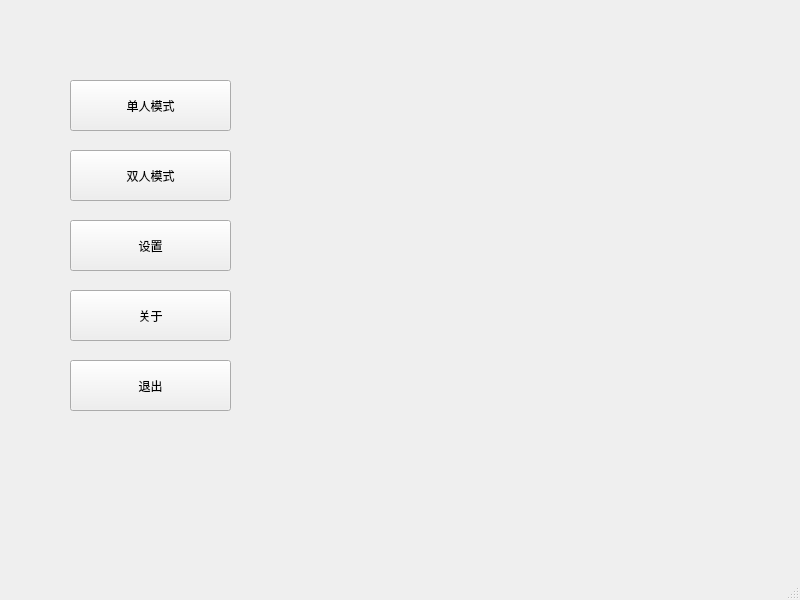
Before: the Qt Designer form linkgame.ui in hjwforever/LinkGame, drawn with Qt 5.
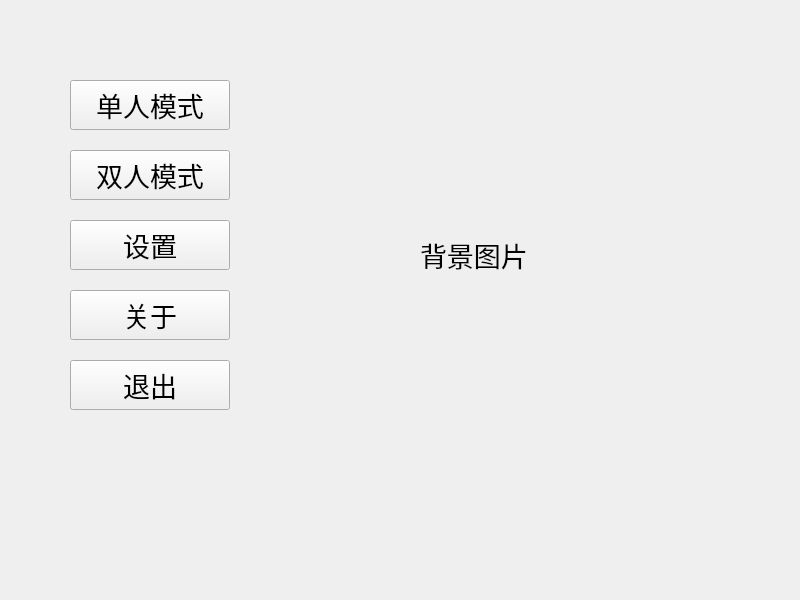
After: the same form once the commit is applied.

Commit message: 陈庆洋修改了开始界面、设置界面、游戏界面和选择难度界面的布局、字号及一部分控件大小

Diff of the .ui file:
```diff
--- a/linkgame.ui
+++ b/linkgame.ui
@@ -19,10 +19,16 @@
      <rect>
       <x>70</x>
       <y>80</y>
-      <width>161</width>
-      <height>51</height>
+      <width>160</width>
+      <height>50</height>
      </rect>
     </property>
+    <property name="font">
+     <font>
+      <family>楷体</family>
+      <pointsize>20</pointsize>
+     </font>
+    </property>
     <property name="text">
      <string>单人模式</string>
     </property>
@@ -32,10 +38,16 @@
      <rect>
       <x>70</x>
       <y>150</y>
-      <width>161</width>
-      <height>51</height>
+      <width>160</width>
+      <height>50</height>
      </rect>
     </property>
+    <property name="font">
+     <font>
+      <family>楷体</family>
+      <pointsize>20</pointsize>
+     </font>
+    </property>
     <property name="text">
      <string>双人模式</string>
     </property>
@@ -45,10 +57,16 @@
      <rect>
       <x>70</x>
       <y>220</y>
-      <width>161</width>
-      <height>51</height>
+      <width>160</width>
+      <height>50</height>
      </rect>
     </property>
+    <property name="font">
+     <font>
+      <family>楷体</family>
+      <pointsize>20</pointsize>
+     </font>
+    </property>
     <property name="text">
      <string>设置</string>
     </property>
@@ -58,10 +76,16 @@
      <rect>
       <x>70</x>
       <y>290</y>
-      <width>161</width>
-      <height>51</height>
+      <width>160</width>
+      <height>50</height>
      </rect>
     </property>
+    <property name="font">
+     <font>
+      <family>楷体</family>
+      <pointsize>20</pointsize>
+     </font>
+    </property>
     <property name="text">
      <string>关于</string>
     </property>
@@ -71,26 +95,40 @@
      <rect>
       <x>70</x>
       <y>360</y>
-      <width>161</width>
-      <height>51</height>
+      <width>160</width>
+      <height>50</height>
      </rect>
     </property>
+    <property name="font">
+     <font>
+      <family>楷体</family>
+      <pointsize>20</pointsize>
+     </font>
+    </property>
     <property name="text">
      <string>退出</string>
     </property>
    </widget>
+   <widget class="QLabel" name="label">
+    <property name="geometry">
+     <rect>
+      <x>420</x>
+      <y>199</y>
+      <width>141</width>
+      <height>111</height>
+     </rect>
+    </property>
+    <property name="font">
+     <font>
+      <family>Agency FB</family>
+      <pointsize>20</pointsize>
+     </font>
+    </property>
+    <property name="text">
+     <string>背景图片</string>
+    </property>
+   </widget>
   </widget>
-  <widget class="QMenuBar" name="menubar">
-   <property name="geometry">
-    <rect>
-     <x>0</x>
-     <y>0</y>
-     <width>800</width>
-     <height>26</height>
-    </rect>
-   </property>
-  </widget>
-  <widget class="QStatusBar" name="statusbar"/>
  </widget>
  <resources/>
  <connections/>
```
The commit also changes 4 other files.
